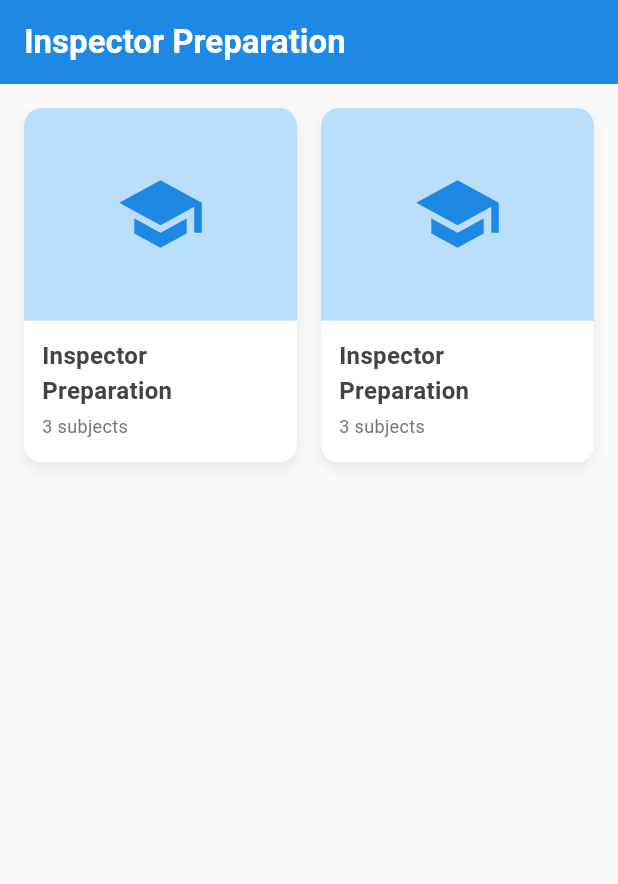
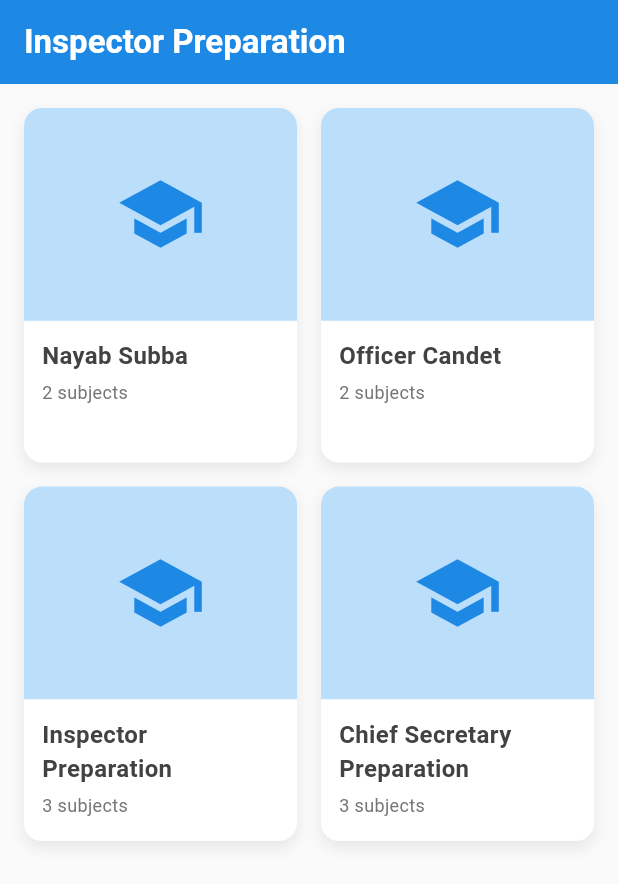
Before and after one commit to SmarikaAdhikari/olp_test_app, a Flutter app: the screen it shows after launch, on a phone screen of 412 x 824 dp. Shown: the top 884 px of the screen. Run offline on Flutter 3.47's test engine with Material 3 defaults, Android fonts, the phone set to English and light mode, and no system bars; our stand-ins replace chewie, flutter_riverpod, video_player.

Commit message:
the chapter in the hor

```diff
--- a/lib/feat/video_payer/domain/courses_list_model.dart
+++ b/lib/feat/video_payer/domain/courses_list_model.dart
@@ -58,10 +58,191 @@ class Video {
   });
 }
 
-// data/sample_data.dart
 final List<Course> sampleCourses = [
   Course(
     id: '1',
+    title: 'Nayab Subba',
+    description: 'Complete preparation course for Inspector examination',
+    imageUrl: 'https://via.placeholder.com/300x200?text=Inspector+Prep',
+    subjects: [
+      Subject(
+        id: '1',
+        title: 'General Knowledge',
+        description: 'Essential GK topics for Inspector exam',
+        chapters: [
+          Chapter(
+            id: '1',
+            title: 'Chapter 1: History',
+            description: 'Ancient and Modern History',
+            videos: [
+              Video(
+                id: '1',
+                title: 'Ancient Civilizations',
+                url:
+                    'http://commondatastorage.googleapis.com/gtv-videos-bucket/sample/BigBuckBunny.mp4',
+                duration: '15:30',
+                thumbnail: 'https://via.placeholder.com/150x100',
+              ),
+              Video(
+                id: '2',
+                title: 'Medieval Period',
+                url:
+                    'http://commondatastorage.googleapis.com/gtv-videos-bucket/sample/ElephantsDream.mp4',
+                duration: '12:45',
+                thumbnail: 'https://via.placeholder.com/150x100',
+              ),
+              Video(
+                id: '3',
+                title: 'Modern History',
+                url:
+                    'http://commondatastorage.googleapis.com/gtv-videos-bucket/sample/ForBiggerBlazes.mp4',
+                duration: '18:20',
+                thumbnail: 'https://via.placeholder.com/150x100',
+              ),
+            ],
+          ),
+          Chapter(
+            id: '2',
+            title: 'Chapter 2: Politics',
+            description: 'Political Science fundamentals',
+            videos: [
+              Video(
+                id: '4',
+                title: 'Constitution Basics',
+                url:
+                    'http://commondatastorage.googleapis.com/gtv-videos-bucket/sample/ForBiggerEscapes.mp4',
+                duration: '20:15',
+                thumbnail: 'https://via.placeholder.com/150x100',
+              ),
+              Video(
+                id: '5',
+                title: 'Fundamental Rights',
+                url:
+                    'http://commondatastorage.googleapis.com/gtv-videos-bucket/sample/ForBiggerFun.mp4',
+                duration: '16:30',
+                thumbnail: 'https://via.placeholder.com/150x100',
+              ),
+            ],
+          ),
+        ],
+      ),
+      Subject(
+        id: '3',
+        title: 'Geography',
+        description: 'Physical and human geography',
+        chapters: [
+          Chapter(
+            id: '4',
+            title: 'Chapter 1: Physical Geography',
+            description: 'Landforms and climate',
+            videos: [
+              Video(
+                id: '8',
+                title: 'Mountain Formation',
+                url:
+                    'http://commondatastorage.googleapis.com/gtv-videos-bucket/sample/Sintel.mp4',
+                duration: '13:55',
+                thumbnail: 'https://via.placeholder.com/150x100',
+              ),
+            ],
+          ),
+        ],
+      ),
+    ],
+  ),
+  Course(
+    id: '2',
+    title: 'Officer Candet',
+    description: 'Complete preparation course for Inspector examination',
+    imageUrl: 'https://via.placeholder.com/300x200?text=Inspector+Prep',
+    subjects: [
+      Subject(
+        id: '1',
+        title: 'General Knowledge',
+        description: 'Essential GK topics for Inspector exam',
+        chapters: [
+          Chapter(
+            id: '1',
+            title: 'Chapter 1: History',
+            description: 'Ancient and Modern History',
+            videos: [
+              Video(
+                id: '1',
+                title: 'Ancient Civilizations',
+                url:
+                    'http://commondatastorage.googleapis.com/gtv-videos-bucket/sample/BigBuckBunny.mp4',
+                duration: '15:30',
+                thumbnail: 'https://via.placeholder.com/150x100',
+              ),
+              Video(
+                id: '2',
+                title: 'Medieval Period',
+                url:
+                    'http://commondatastorage.googleapis.com/gtv-videos-bucket/sample/ElephantsDream.mp4',
+                duration: '12:45',
+                thumbnail: 'https://via.placeholder.com/150x100',
+              ),
+              Video(
+                id: '3',
+                title: 'Modern History',
+                url:
+                    'http://commondatastorage.googleapis.com/gtv-videos-bucket/sample/ForBiggerBlazes.mp4',
+                duration: '18:20',
+                thumbnail: 'https://via.placeholder.com/150x100',
+              ),
+            ],
+          ),
+          Chapter(
+            id: '2',
+            title: 'Chapter 2: Politics',
+            description: 'Political Science fundamentals',
+            videos: [
+              Video(
+                id: '4',
+                title: 'Constitution Basics',
+                url:
+                    'http://commondatastorage.googleapis.com/gtv-videos-bucket/sample/ForBiggerEscapes.mp4',
+                duration: '20:15',
+                thumbnail: 'https://via.placeholder.com/150x100',
+              ),
+              Video(
+                id: '5',
+                title: 'Fundamental Rights',
+                url:
+                    'http://commondatastorage.googleapis.com/gtv-videos-bucket/sample/ForBiggerFun.mp4',
+                duration: '16:30',
+                thumbnail: 'https://via.placeholder.com/150x100',
+              ),
+            ],
+          ),
+        ],
+      ),
+      Subject(
+        id: '2',
+        title: 'Geography',
+        description: 'Physical and human geography',
+        chapters: [
+          Chapter(
+            id: '4',
+            title: 'Chapter 1: Physical Geography',
+            description: 'Landforms and climate',
+            videos: [
+              Video(
+                id: '8',
+                title: 'Mountain Formation',
+                url:
+                    'http://commondatastorage.googleapis.com/gtv-videos-bucket/sample/Sintel.mp4',
+                duration: '13:55',
+                thumbnail: 'https://via.placeholder.com/150x100',
+              ),
+            ],
+          ),
+        ],
+      ),
+    ],
+  ),
+  Course(
+    id: '3',
     title: 'Inspector Preparation',
     description: 'Complete preparation course for Inspector examination',
     imageUrl: 'https://via.placeholder.com/300x200?text=Inspector+Prep',
@@ -182,8 +363,8 @@ final List<Course> sampleCourses = [
     ],
   ),
   Course(
-    id: '1',
-    title: 'Inspector Preparation',
+    id: '4',
+    title: 'Chief Secretary Preparation',
     description: 'Complete preparation course for Inspector examination',
     imageUrl: 'https://via.placeholder.com/300x200?text=Inspector+Prep',
     subjects: [
--- a/lib/feat/video_payer/presentation/page/courses_screen.dart
+++ b/lib/feat/video_payer/presentation/page/courses_screen.dart
@@ -3,7 +3,7 @@ import 'package:test_flutter_app/feat/video_payer/presentation/page/subject_scre
 import '../../domain/courses_list_model.dart';
 
 class CoursesScreen extends StatelessWidget {
-  const CoursesScreen({Key? key}) : super(key: key);
+  const CoursesScreen({super.key});
 
   @override
   Widget build(BuildContext context) {
--- a/lib/feat/video_payer/presentation/page/subject_screen.dart
+++ b/lib/feat/video_payer/presentation/page/subject_screen.dart
@@ -5,7 +5,7 @@ import 'chapters_screen.dart';
 class SubjectsScreen extends StatelessWidget {
   final Course course;
 
-  const SubjectsScreen({Key? key, required this.course}) : super(key: key);
+  const SubjectsScreen({super.key, required this.course});
 
   @override
   Widget build(BuildContext context) {
@@ -41,7 +41,7 @@ class SubjectsScreen extends StatelessWidget {
       margin: EdgeInsets.only(bottom: 16),
       decoration: BoxDecoration(
         color: Colors.white,
-        borderRadius: BorderRadius.circular(12),
+        borderRadius: BorderRadius.circular(16),
         boxShadow: [
           BoxShadow(
             color: Colors.black.withOpacity(0.08),
--- a/lib/feat/video_payer/presentation/page/video_player_screen.dart
+++ b/lib/feat/video_payer/presentation/page/video_player_screen.dart
@@ -6,7 +6,7 @@ import '../widgets/video_player_widget.dart';
 import '../widgets/video_info_widget.dart';
 
 class VideoPlayerScreen extends ConsumerStatefulWidget {
-  const VideoPlayerScreen({Key? key}) : super(key: key);
+  const VideoPlayerScreen({super.key});
 
   @override
   ConsumerState<VideoPlayerScreen> createState() => _VideoPlayerScreenState();
--- a/lib/feat/video_payer/presentation/widgets/video_info_widget.dart
+++ b/lib/feat/video_payer/presentation/widgets/video_info_widget.dart
@@ -4,7 +4,7 @@ import '../provider/video_provider.dart';
 import '../../domain/videolist_model.dart';
 
 class VideoInfoWidget extends ConsumerWidget {
-  const VideoInfoWidget({Key? key}) : super(key: key);
+  const VideoInfoWidget({super.key});
 
   @override
   Widget build(BuildContext context, WidgetRef ref) {
--- a/lib/feat/video_payer/presentation/widgets/video_list_widget.dart
+++ b/lib/feat/video_payer/presentation/widgets/video_list_widget.dart
@@ -4,7 +4,7 @@ import '../provider/video_provider.dart';
 import '../../domain/videolist_model.dart';
 
 class VideoPlaylistWidget extends ConsumerWidget {
-  const VideoPlaylistWidget({Key? key}) : super(key: key);
+  const VideoPlaylistWidget({super.key});
 
   @override
   Widget build(BuildContext context, WidgetRef ref) {
--- a/lib/feat/video_payer/presentation/widgets/video_player_widget.dart
+++ b/lib/feat/video_payer/presentation/widgets/video_player_widget.dart
@@ -6,7 +6,7 @@ import '../provider/video_provider.dart';
 class VideoPlayerWidget extends ConsumerStatefulWidget {
   final String videoUrl;
 
-  const VideoPlayerWidget({Key? key, required this.videoUrl}) : super(key: key);
+  const VideoPlayerWidget({super.key, required this.videoUrl});
 
   @override
   ConsumerState<VideoPlayerWidget> createState() => _VideoPlayerWidgetState();
```
Also changed, not shown: lib/feat/video_payer/presentation/page/chapters_screen.dart (+7 -134 lines), lib/feat/video_payer/presentation/provider/video_provider.dart (+48 -51 lines), lib/feat/video_payer/presentation/widgets/chatper_widgets.dart (added, +245 -0 lines).
